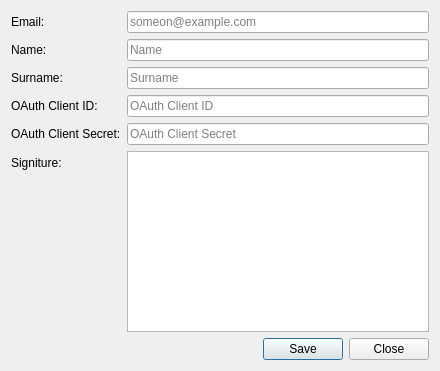
Before: the Qt Designer form res/ui/dcoredata.ui in zivlakmilos/AutoMailSender, drawn with Qt 5.
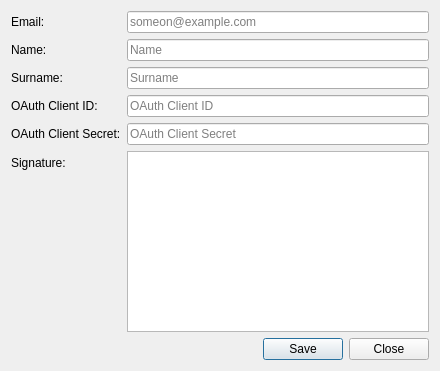
After: the same form once the commit is applied.

Commit message: Form for set/edit core data

```diff
--- a/res/ui/dcoredata.ui
+++ b/res/ui/dcoredata.ui
@@ -16,6 +16,9 @@
   <layout class="QVBoxLayout" name="verticalLayout">
    <item>
     <layout class="QFormLayout" name="formLayout">
+     <property name="fieldGrowthPolicy">
+      <enum>QFormLayout::AllNonFixedFieldsGrow</enum>
+     </property>
      <item row="0" column="0">
       <widget class="QLabel" name="lblEmail">
        <property name="text">
@@ -89,7 +92,7 @@
      <item row="5" column="0">
       <widget class="QLabel" name="lblSigniture">
        <property name="text">
-        <string>Signiture:</string>
+        <string>Signature:</string>
        </property>
       </widget>
      </item>
```
Left out of the diff: 4 changed lines with no effect on the pictures. The commit also changes 9 other files.
